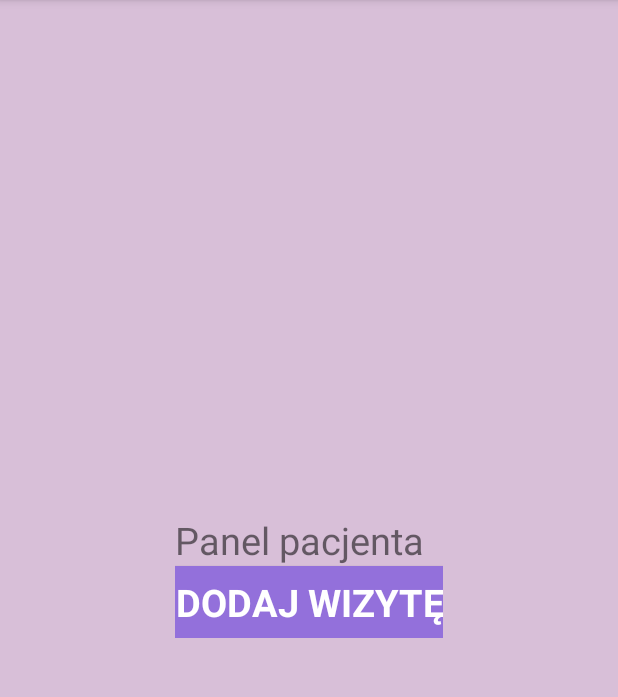
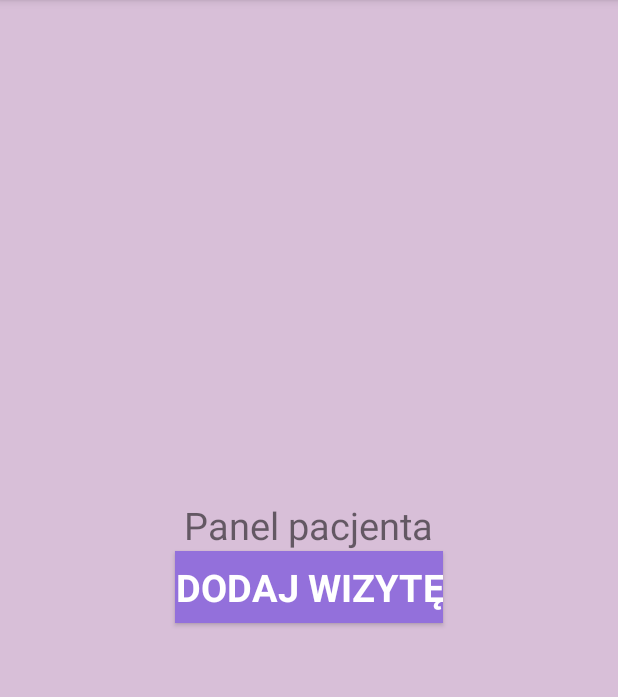
Before and after one commit to natalia171/praca_inz, an Android app: the PanelPacjenta screen opened directly, with no data from a screen before it, on a phone screen of 412 x 824 dp, the part 84-781 px from its top. Run offline under Robolectric (Android 15) with nearby library versions, the phone set to English and light mode, and no system bars.

Commit message:
IP jest globalne

```diff
--- a/android_studio_project/praca_inz_03/app/src/main/java/com/example/praca_inz_03/MainActivity.java
+++ b/android_studio_project/praca_inz_03/app/src/main/java/com/example/praca_inz_03/MainActivity.java
@@ -12,7 +12,7 @@ import android.widget.Spinner;
 
 public class MainActivity extends AppCompatActivity {
     EditText pas,usr;
-    String IP="192.168.1.164";
+    String IP="192.168.0.18";
     Spinner listaSpecjalizacji;
     @Override
     protected void onCreate(Bundle savedInstanceState) {
@@ -26,13 +26,14 @@ public class MainActivity extends AppCompatActivity {
         String user = usr.getText().toString();
         String pass = pas.getText().toString();
         bgLogowanie bg = new bgLogowanie(this);
-        String res=bg.execute(user,pass).toString();
+        String res=bg.execute(user,pass,IP).toString();
         Log.d("MainACC","Odpowiedz logowanie "+res);
     }
 
     public void rejestracja(View view) {
         //tworzenie nowej aktywnosci  i jej uruchomienie
         Intent intencjaRejestracja = new Intent(this,rejestracja.class);
+        intencjaRejestracja.putExtra("IP",IP);
         startActivity(intencjaRejestracja);
 
     }
--- a/android_studio_project/praca_inz_03/app/src/main/java/com/example/praca_inz_03/PanelPacjenta.java
+++ b/android_studio_project/praca_inz_03/app/src/main/java/com/example/praca_inz_03/PanelPacjenta.java
@@ -10,11 +10,13 @@ import android.view.View;
 
 public class PanelPacjenta extends AppCompatActivity {
 String ajdi;
+String IP;
     @Override
     protected void onCreate(Bundle savedInstanceState) {
         super.onCreate(savedInstanceState);
         setContentView(R.layout.activity_panel_pacjenta);
         ajdi = getIntent().getStringExtra("idPacjenta");
+        IP = getIntent().getStringExtra("IP");
         Log.d("id", "onCreate: ID w panelu pacjenta:  "+ajdi);
 
 
@@ -28,6 +30,7 @@ String ajdi;
         //idPacjenta=getIntent().getStringExtra("s");
         Intent intencjaDodajWizyte = new Intent(this,DodajWizyte.class);
         intencjaDodajWizyte.putExtra("idPacjenta",idPacjenta);
+        intencjaDodajWizyte.putExtra("IP",IP);
         startActivity(intencjaDodajWizyte);
         Log.d("id", "dodajWizyte funkcja: ID w panelu pacjenta:  "+idPacjenta);
 
--- a/android_studio_project/praca_inz_03/app/src/main/java/com/example/praca_inz_03/bgPobierzDostepneWizyty.java
+++ b/android_studio_project/praca_inz_03/app/src/main/java/com/example/praca_inz_03/bgPobierzDostepneWizyty.java
@@ -26,6 +26,7 @@ public class bgPobierzDostepneWizyty extends AsyncTask<String, Void, HashMap<Str
 
 
     String result = "";
+    String IP;
     List<String> list;
 
     public bgPobierzDostepneWizyty(Context context) {
@@ -51,8 +52,8 @@ public class bgPobierzDostepneWizyty extends AsyncTask<String, Void, HashMap<Str
     @Override
     protected HashMap<String,String> doInBackground(String... voids) {
         String specjalizacja = voids[0];
-
-        String connstr = "http://192.168.0.18/pobierzDostepneWizyty.php";
+        IP = voids[1];
+        String connstr = "http://"+IP+"/pobierzDostepneWizyty.php";
 
 
 
--- a/android_studio_project/praca_inz_03/app/src/main/java/com/example/praca_inz_03/bgPobierzSpecjalizacje.java
+++ b/android_studio_project/praca_inz_03/app/src/main/java/com/example/praca_inz_03/bgPobierzSpecjalizacje.java
@@ -19,7 +19,7 @@ import java.util.List;
 public class bgPobierzSpecjalizacje extends AsyncTask<String, Void, List<String>> {
     Context context; // po co jest context??????
 
-
+    String IP;
     String result = "";
     List<String> list;
 
@@ -35,7 +35,8 @@ public class bgPobierzSpecjalizacje extends AsyncTask<String, Void, List<String>
 
     @Override
     protected List<String> doInBackground(String... voids) {
-        String connstr = "http://192.168.0.18/pobierzSpecjalizacje.php";
+        IP = voids[0];
+        String connstr = "http://"+IP+"/pobierzSpecjalizacje.php";
         try {
             URL url = new URL(connstr);
             HttpURLConnection http = (HttpURLConnection) url.openConnection();
--- a/android_studio_project/praca_inz_03/app/src/main/java/com/example/praca_inz_03/bgPotwierdzWizyte.java
+++ b/android_studio_project/praca_inz_03/app/src/main/java/com/example/praca_inz_03/bgPotwierdzWizyte.java
@@ -27,6 +27,7 @@ public class bgPotwierdzWizyte extends AsyncTask <String, Void,String> {
     //utworzenie okienka dialogowego
     AlertDialog dialog;
     Context context;
+    String IP;
     //stworzenie pustego stringa wynikowego
     String result = "";
    // String idPacjenta;
@@ -43,6 +44,7 @@ public class bgPotwierdzWizyte extends AsyncTask <String, Void,String> {
             Intent intent_name = new Intent();
             intent_name.setClass(context.getApplicationContext(),PanelPacjenta.class);
             intent_name.putExtra("idPacjenta",s);
+            intent_name.putExtra("IP",IP);
         Log.d("id", "onPostExecute: ID w bg potwierdz wizyte: "+s);
             context.startActivity(intent_name);
             Toast toast= Toast.makeText(context,"Wizyta potwierdzona!",Toast.LENGTH_LONG);
@@ -57,8 +59,9 @@ public class bgPotwierdzWizyte extends AsyncTask <String, Void,String> {
         // dodawanie elementow do tablicy voids
         String idWizyty = voids[0];
         String idPacjenta = voids[1];
+        IP = voids[2];
 
-        String connstr = "http://192.168.0.18/potwierdzWizyte.php";
+        String connstr = "http://"+IP+"/potwierdzWizyte.php";
 
         try {
             URL url = new URL(connstr);
--- a/android_studio_project/praca_inz_03/app/src/main/java/com/example/praca_inz_03/bgRejestracja.java
+++ b/android_studio_project/praca_inz_03/app/src/main/java/com/example/praca_inz_03/bgRejestracja.java
@@ -21,6 +21,7 @@ import java.net.URLEncoder;
 public class bgRejestracja extends AsyncTask<String, Void,String> {
     AlertDialog dialog;
     Context context;
+    String IP;
     String result = "";
     public Boolean login = false;
 
@@ -47,8 +48,9 @@ public class bgRejestracja extends AsyncTask<String, Void,String> {
         String data_urodzenia= voids[5];
         String haslo = voids[6];
         String haslo1= voids[7];
+        IP = voids[8];
 
-        String connstr = "http://192.168.0.18/rejestracja.php";
+        String connstr = "http://"+IP+"/rejestracja.php";
 
         try {
             URL url = new URL(connstr);
--- a/android_studio_project/praca_inz_03/app/src/main/java/com/example/praca_inz_03/rejestracja.java
+++ b/android_studio_project/praca_inz_03/app/src/main/java/com/example/praca_inz_03/rejestracja.java
@@ -9,10 +9,14 @@ import android.widget.EditText;
 public class rejestracja extends AppCompatActivity {
     //stworzenie edittextow
     EditText em, im, nazw, pes, tel, dat, has, has1;
+    String IP;
     @Override
     protected void onCreate(Bundle savedInstanceState) {
         super.onCreate(savedInstanceState);
         setContentView(R.layout.activity_rejestracja);
+
+        IP = getIntent().getStringExtra("IP");
+
 
         //znalezienie i przypisanie edittextow
         em=(EditText)findViewById(R.id.email);
@@ -38,6 +42,6 @@ public class rejestracja extends AppCompatActivity {
 
         //  ??????? stworzenie klasy rejestracja i wywolanie jej z danymi z edittextow
         bgRejestracja bg = new bgRejestracja(this);
-        bg.execute(email, imie, nazwisko, pesel, telefon, data_urodzenia, haslo, haslo1);
+        bg.execute(email, imie, nazwisko, pesel, telefon, data_urodzenia, haslo, haslo1,IP);
     }
 }
--- a/android_studio_project/praca_inz_03/app/src/main/res/layout/activity_panel_pacjenta.xml
+++ b/android_studio_project/praca_inz_03/app/src/main/res/layout/activity_panel_pacjenta.xml
@@ -14,21 +14,31 @@
         android:orientation="vertical"
         android:layout_margin="10dp"
         android:padding="10dp"
+        android:layout_centerHorizontal="true"
+        android:gravity="center"
         android:layout_centerInParent="true"
         >
+
         <TextView
-        android:layout_width="wrap_content"
-        android:layout_height="wrap_content"
-        android:textSize="25sp"
-        android:text="Panel pacjenta"/>
-        <Button
             android:layout_width="wrap_content"
             android:layout_height="wrap_content"
-            android:text="DODAJ WIZYTĘ"
-            android:textSize="25sp"
+            android:text="@string/panel_pacjenta"
+            android:textSize="25sp" />
+
+        <Button
             android:id="@+id/dodajWizyte"
+            style="@style/stylbatona"
+            android:layout_width="wrap_content"
+            android:layout_height="wrap_content"
             android:onClick="dodajWizte"
-            style="@style/stylbatona"
+            android:text="@string/dodaj_wizyt"
+            android:textSize="25sp" />
+
+        <ListView
+            android:id="@+id/listaWizyt"
+            android:layout_width="wrap_content"
+            android:layout_height="wrap_content"
+            android:layout_marginTop="20dp"
             />
         </LinearLayout>
 
--- a/android_studio_project/praca_inz_03/app/src/main/res/values/strings.xml
+++ b/android_studio_project/praca_inz_03/app/src/main/res/values/strings.xml
@@ -1,3 +1,5 @@
 <resources>
     <string name="app_name">praca_inz_03</string>
+    <string name="dodaj_wizyt">DODAJ WIZYTĘ</string>
+    <string name="panel_pacjenta">Panel pacjenta</string>
 </resources>
```
Also changed, not shown: android_studio_project/praca_inz_03/app/src/main/java/com/example/praca_inz_03/DodajWizyte.java (+5 -3 lines), android_studio_project/praca_inz_03/app/src/main/java/com/example/praca_inz_03/bgLogowanie.java (+6 -1 lines).
